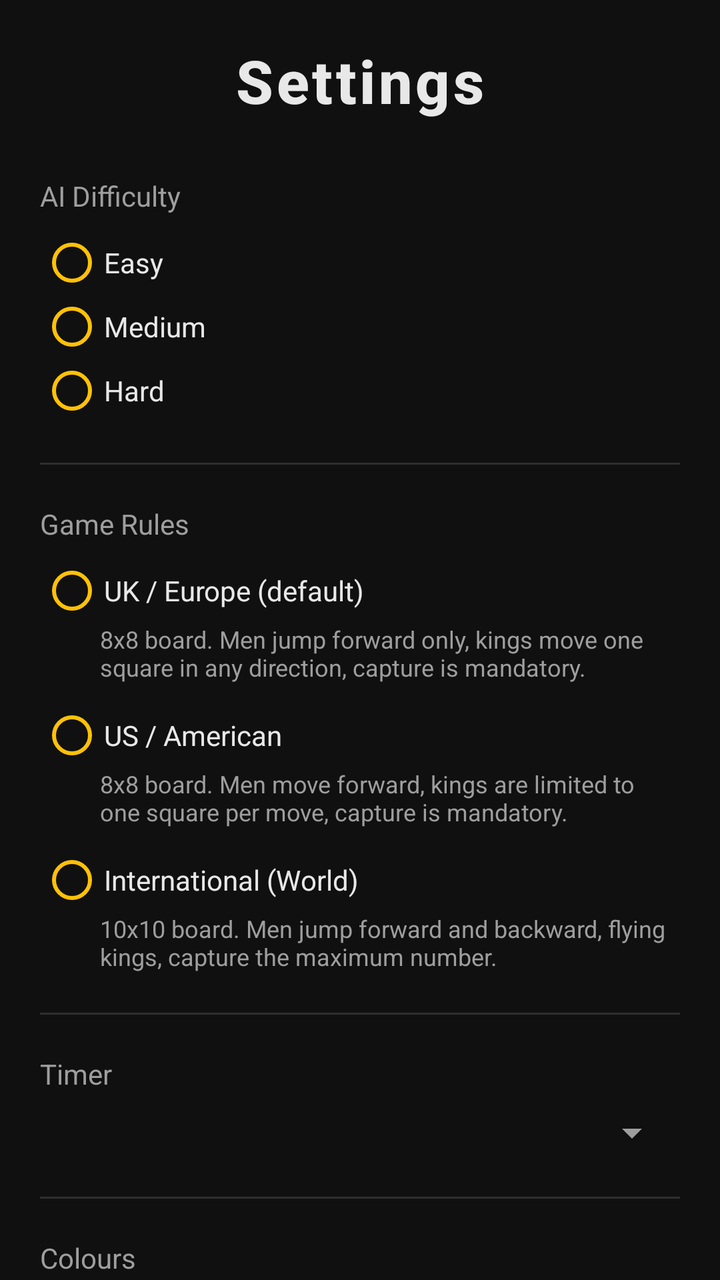
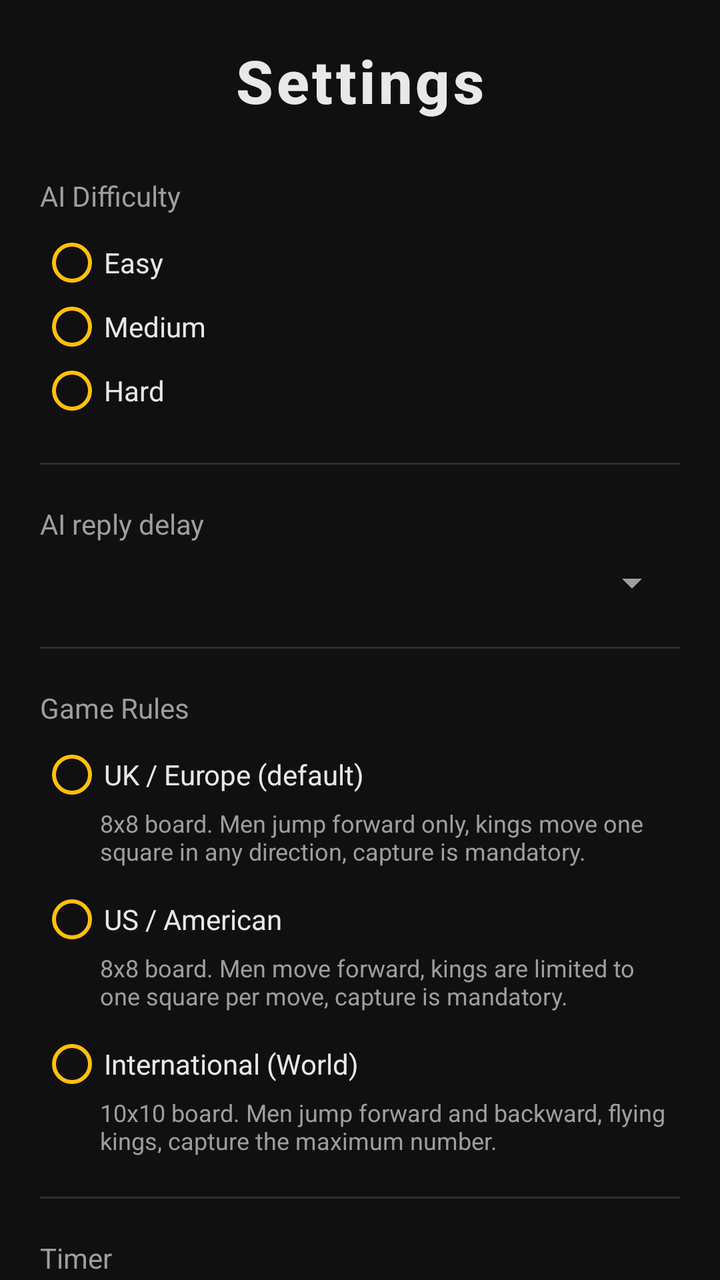

Two renders of the same Android screen: before a commit and after it. Below are the layout's source before the change and the commit's diff.
<!-- AndroidManifest.xml: activity theme Theme.Checkers -->
<!-- res/layout/activity_settings.xml -->
<?xml version="1.0" encoding="utf-8"?>
<ScrollView xmlns:android="http://schemas.android.com/apk/res/android"
    android:layout_width="match_parent"
    android:layout_height="match_parent"
    android:background="@color/background_dark"
    android:fillViewport="true"
    android:scrollbars="none">

    <LinearLayout
        android:layout_width="match_parent"
        android:layout_height="wrap_content"
        android:orientation="vertical"
        android:paddingStart="20dp"
        android:paddingEnd="20dp"
        android:paddingTop="20dp"
        android:paddingBottom="32dp">

        <TextView
            style="@style/TitleTextStyle"
            android:layout_width="wrap_content"
            android:layout_height="wrap_content"
            android:layout_gravity="center_horizontal"
            android:text="@string/settings" />

        
        <TextView
            style="@style/SubtitleTextStyle"
            android:layout_width="wrap_content"
            android:layout_height="wrap_content"
            android:layout_marginTop="28dp"
            android:text="@string/settings_ai_difficulty" />

        <RadioGroup
            android:id="@+id/rgDifficulty"
            android:layout_width="match_parent"
            android:layout_height="wrap_content"
            android:layout_marginTop="8dp"
            android:orientation="vertical">

            <RadioButton
                android:id="@+id/rbEasy"
                android:layout_width="match_parent"
                android:layout_height="wrap_content"
                android:text="@string/difficulty_easy"
                android:textColor="@color/text_primary"
                android:buttonTint="@color/accent_gold" />

            <RadioButton
                android:id="@+id/rbMedium"
                android:layout_width="match_parent"
                android:layout_height="wrap_content"
                android:text="@string/difficulty_medium"
                android:textColor="@color/text_primary"
                android:buttonTint="@color/accent_gold" />

            <RadioButton
                android:id="@+id/rbHard"
                android:layout_width="match_parent"
                android:layout_height="wrap_content"
                android:text="@string/difficulty_hard"
                android:textColor="@color/text_primary"
                android:buttonTint="@color/accent_gold" />
        </RadioGroup>

        <View
            android:layout_width="match_parent"
            android:layout_height="1dp"
            android:layout_marginTop="20dp"
            android:background="@color/divider" />

        
        <TextView
            style="@style/SubtitleTextStyle"
            android:layout_width="wrap_content"
            android:layout_height="wrap_content"
            android:layout_marginTop="20dp"
            android:text="@string/settings_rules" />

        <RadioGroup
            android:id="@+id/rgRules"
            android:layout_width="match_parent"
            android:layout_height="wrap_content"
            android:layout_marginTop="8dp"
            android:orientation="vertical">

            <RadioButton
                android:id="@+id/rbRulesUk"
                android:layout_width="match_parent"
                android:layout_height="wrap_content"
                android:text="@string/rules_uk"
                android:textColor="@color/text_primary"
                android:buttonTint="@color/accent_gold" />

            <TextView
                android:layout_width="match_parent"
                android:layout_height="wrap_content"
                android:layout_marginStart="30dp"
                android:textSize="12sp"
                android:textColor="@color/text_secondary"
                android:text="@string/rules_uk_desc" />

            <RadioButton
                android:id="@+id/rbRulesUs"
                android:layout_width="match_parent"
                android:layout_height="wrap_content"
                android:layout_marginTop="10dp"
                android:text="@string/rules_us"
                android:textColor="@color/text_primary"
                android:buttonTint="@color/accent_gold" />

            <TextView
                android:layout_width="match_parent"
                android:layout_height="wrap_content"
                android:layout_marginStart="30dp"
                android:textSize="12sp"
                android:textColor="@color/text_secondary"
                android:text="@string/rules_us_desc" />

            <RadioButton
                android:id="@+id/rbRulesIntl"
                android:layout_width="match_parent"
                android:layout_height="wrap_content"
                android:layout_marginTop="10dp"
                android:text="@string/rules_international"
                android:textColor="@color/text_primary"
                android:buttonTint="@color/accent_gold" />

            <TextView
                android:layout_width="match_parent"
                android:layout_height="wrap_content"
                android:layout_marginStart="30dp"
                android:textSize="12sp"
                android:textColor="@color/text_secondary"
                android:text="@string/rules_international_desc" />
        </RadioGroup>

        <View
            android:layout_width="match_parent"
            android:layout_height="1dp"
            android:layout_marginTop="20dp"
            android:background="@color/divider" />

        
        <TextView
            style="@style/SubtitleTextStyle"
            android:layout_width="wrap_content"
            android:layout_height="wrap_content"
            android:layout_marginTop="20dp"
            android:text="@string/settings_timer" />

        <Spinner
            android:id="@+id/spinnerTimer"
            android:layout_width="match_parent"
            android:layout_height="wrap_content"
            android:layout_marginTop="8dp"
            android:spinnerMode="dropdown" />

        
        <View
            android:layout_width="match_parent"
            android:layout_height="1dp"
            android:layout_marginTop="20dp"
            android:background="@color/divider" />

        <TextView
            style="@style/SubtitleTextStyle"
            android:layout_width="wrap_content"
            android:layout_height="wrap_content"
            android:layout_marginTop="20dp"
            android:text="@string/settings_colours" />

        <TextView
            android:id="@+id/tvPlayer1Colour"
            style="@style/BodyTextStyle"
            android:layout_width="match_parent"
            android:layout_height="wrap_content"
            android:layout_marginTop="10dp"
            android:text="@string/settings_player1_colour" />

        <Spinner
            android:id="@+id/spinnerP1Colour"
            android:layout_width="match_parent"
            android:layout_height="wrap_content"
            android:layout_marginTop="4dp"
            android:spinnerMode="dropdown" />

        <TextView
            android:id="@+id/tvPlayer2Colour"
            style="@style/BodyTextStyle"
            android:layout_width="match_parent"
            android:layout_height="wrap_content"
            android:layout_marginTop="10dp"
            android:text="@string/settings_player2_colour" />

        <Spinner
            android:id="@+id/spinnerP2Colour"
            android:layout_width="match_parent"
            android:layout_height="wrap_content"
            android:layout_marginTop="4dp"
            android:spinnerMode="dropdown" />

        <TextView
            android:id="@+id/tvDarkSquareColour"
            style="@style/BodyTextStyle"
            android:layout_width="match_parent"
            android:layout_height="wrap_content"
            android:layout_marginTop="10dp"
            android:text="@string/settings_dark_square_colour" />

        <Spinner
            android:id="@+id/spinnerSquareColour"
            android:layout_width="match_parent"
            android:layout_height="wrap_content"
            android:layout_marginTop="4dp"
            android:spinnerMode="dropdown" />

        
        <View
            android:layout_width="match_parent"
            android:layout_height="1dp"
            android:layout_marginTop="20dp"
            android:background="@color/divider" />

        <com.google.android.material.switchmaterial.SwitchMaterial
            android:id="@+id/swSound"
            android:layout_width="match_parent"
            android:layout_height="wrap_content"
            android:layout_marginTop="18dp"
            android:text="@string/settings_sound"
            android:textColor="@color/text_primary" />

    </LinearLayout>
</ScrollView>
<!-- resources referenced by this layout -->
<resources>
  <color name="accent_gold">#FFFFC107</color>
  <color name="background_dark">#FF101010</color>
  <color name="divider">#FF2E2E2E</color>
  <color name="text_primary">#FFE8E8E8</color>
  <color name="text_secondary">#FF9E9E9E</color>
  <string name="difficulty_easy">Easy</string>
  <string name="difficulty_hard">Hard</string>
  <string name="difficulty_medium">Medium</string>
  <string name="rules_international">International (World)</string>
  <string name="rules_international_desc">10x10 board. Men jump forward and backward, flying kings, capture the maximum number.</string>
  <string name="rules_uk">UK / Europe (default)</string>
  <string name="rules_uk_desc">8x8 board. Men jump forward only, kings move one square in any direction, capture is mandatory.</string>
  <string name="rules_us">US / American</string>
  <string name="rules_us_desc">8x8 board. Men move forward, kings are limited to one square per move, capture is mandatory.</string>
  <string name="settings">Settings</string>
  <string name="settings_ai_difficulty">AI Difficulty</string>
  <string name="settings_colours">Colours</string>
  <string name="settings_dark_square_colour">Dark square colour</string>
  <string name="settings_player1_colour">Player 1 piece colour</string>
  <string name="settings_player2_colour">Player 2 piece colour</string>
  <string name="settings_rules">Game Rules</string>
  <string name="settings_sound">Sound effects</string>
  <string name="settings_timer">Timer</string>
  <style name="BodyTextStyle">
          <item name="android:textSize">14sp</item>
          <item name="android:textColor">@color/text_primary</item>
          <item name="android:fontFamily">sans-serif-medium</item>
      </style>
  <style name="SubtitleTextStyle">
          <item name="android:textSize">14sp</item>
          <item name="android:textColor">@color/text_secondary</item>
          <item name="android:fontFamily">sans-serif</item>
      </style>
  <style name="TitleTextStyle">
          <item name="android:textSize">30sp</item>
          <item name="android:textStyle">bold</item>
          <item name="android:textColor">@color/text_primary</item>
          <item name="android:fontFamily">sans-serif-medium</item>
          <item name="android:letterSpacing">0.05</item>
      </style>
  <color name="accent_gold_dark">#FFB28704</color>
  <style name="CheckersButton" parent="Widget.AppCompat.Button">
          <item name="android:background">@drawable/button_secondary_bg</item>
          <item name="android:textColor">@color/button_secondary_text</item>
          <item name="android:textSize">15sp</item>
          <item name="android:textStyle">bold</item>
          <item name="android:fontFamily">sans-serif-medium</item>
          <item name="android:elevation">1dp</item>
      </style>
  <style name="CheckersEditText" parent="Widget.AppCompat.EditText">
          <item name="android:textColor">@color/text_primary</item>
          <item name="android:textColorHint">@color/text_disabled</item>
          <item name="android:background">@drawable/edit_text_background</item>
      </style>
  <!-- drawable button_secondary_bg (drawable) -->
  <?xml version="1.0" encoding="utf-8"?>
  <shape xmlns:android="http://schemas.android.com/apk/res/android" android:shape="rectangle">
      <solid android:color="@color/button_secondary" />
      <corners android:radius="12dp" />
      <stroke android:width="1dp" android:color="#33FFFFFF" />
  </shape>
  <color name="button_secondary_text">#FFE8E8E8</color>
  <color name="text_disabled">#FF616161</color>
  <color name="surface_dark">#FF1B1B1B</color>
  <style name="CheckersButton_Dialog" parent="Widget.AppCompat.Button.ButtonBar.AlertDialog">
          <item name="android:textColor">@color/accent_gold</item>
          <item name="android:textSize">14sp</item>
          <item name="android:textStyle">bold</item>
      </style>
  <color name="button_secondary">#FF2C2C2C</color>
  <color name="surface_raised">#FF333333</color>
</resources>

<!-- the commit's change to res/layout/activity_settings.xml (unified diff, before → after) -->
@@ -74,6 +74,27 @@
             android:layout_width="wrap_content"
             android:layout_height="wrap_content"
             android:layout_marginTop="20dp"
+            android:text="@string/settings_ai_delay" />
+
+        <Spinner
+            android:id="@+id/spinnerAiDelay"
+            android:layout_width="match_parent"
+            android:layout_height="wrap_content"
+            android:layout_marginTop="8dp"
+            android:spinnerMode="dropdown" />
+
+        <View
+            android:layout_width="match_parent"
+            android:layout_height="1dp"
+            android:layout_marginTop="20dp"
+            android:background="@color/divider" />
+
+        
+        <TextView
+            style="@style/SubtitleTextStyle"
+            android:layout_width="wrap_content"
+            android:layout_height="wrap_content"
+            android:layout_marginTop="20dp"
             android:text="@string/settings_rules" />
 
         <RadioGroup
<!-- resource entries referenced after the edit -->
@@ -15,6 +15,7 @@
   <string name="rules_us">US / American</string>
   <string name="rules_us_desc">8x8 board. Men move forward, kings are limited to one square per move, capture is mandatory.</string>
   <string name="settings">Settings</string>
+  <string name="settings_ai_delay">AI reply delay</string>
   <string name="settings_ai_difficulty">AI Difficulty</string>
   <string name="settings_colours">Colours</string>
   <string name="settings_dark_square_colour">Dark square colour</string>
